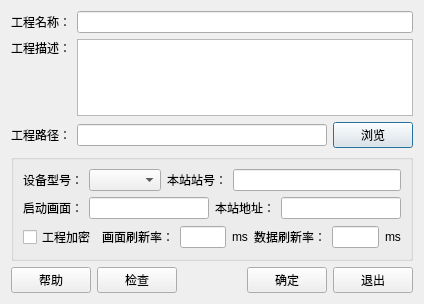
First picture: the form in QStudioSCADA/ProjectManager/NewProjectDialog.ui, repository VelsonWang/HmiFuncDesigner, before the edit.
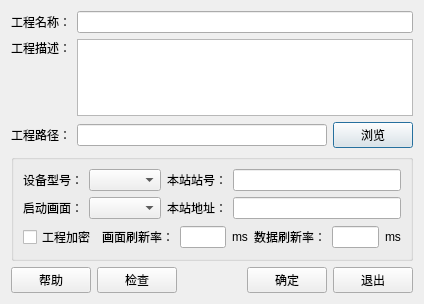
Second picture: the form after the edit. Icons and pictures are not drawn.

Diff of the .ui file:
```diff
--- a/QStudioSCADA/ProjectManager/NewProjectDialog.ui
+++ b/QStudioSCADA/ProjectManager/NewProjectDialog.ui
@@ -124,7 +124,7 @@
          </widget>
         </item>
         <item>
-         <widget class="QLineEdit" name="editStartPage"/>
+         <widget class="QComboBox" name="cboStartPage"/>
         </item>
         <item>
          <widget class="QLabel" name="label_7">
```
